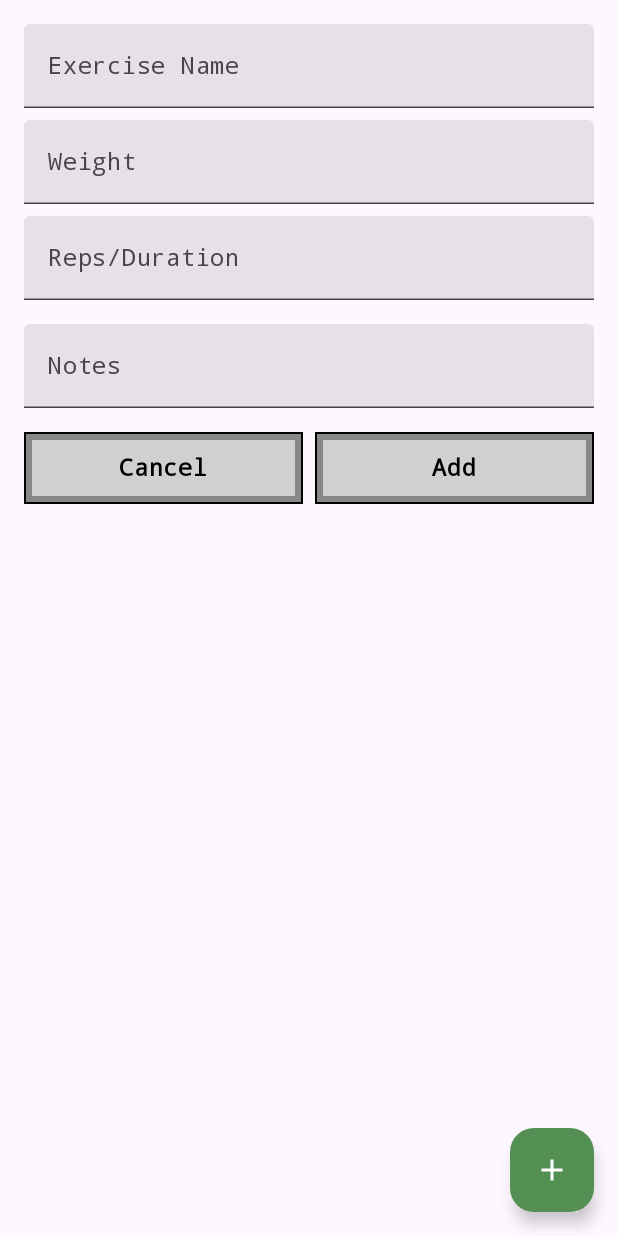
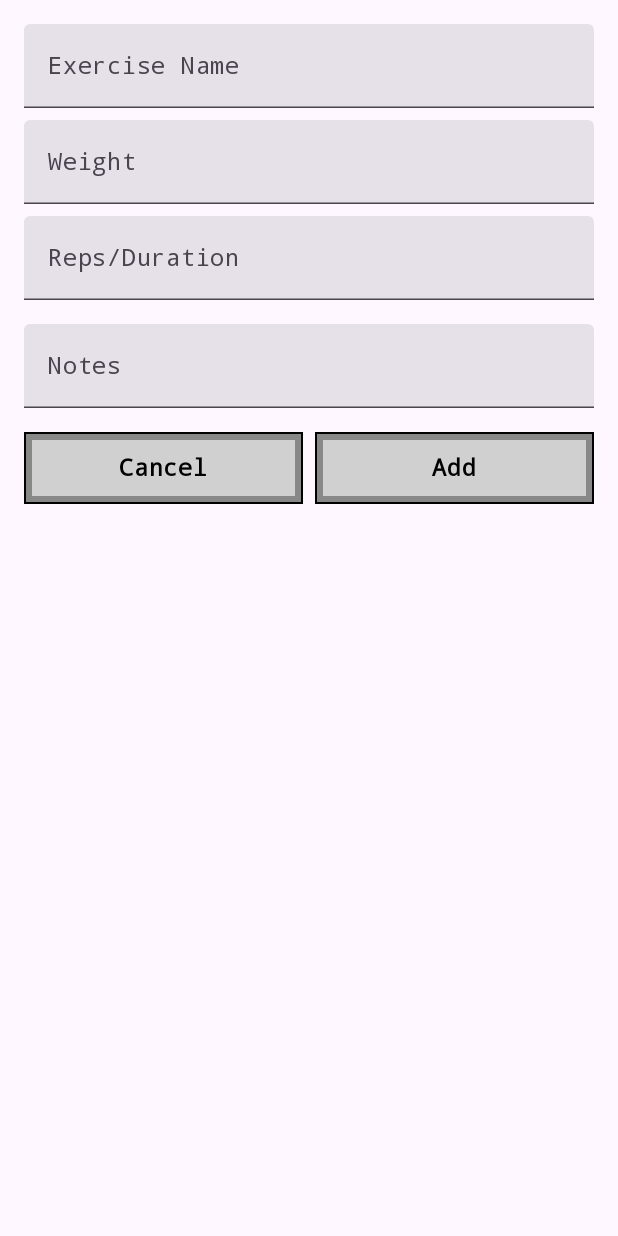
Before and after one commit to adam-paul/workout-tracker, an Android app built with Jetpack Compose: the AddEditExerciseScreen screen opened through its navigation route, on a phone screen of 412 x 824 dp. Run offline under Robolectric (Android 15) with nearby library versions, the phone set to English and light mode, and no system bars; our stand-ins replace Room's generated code; libraries missing offline, so code that uses them is left out: org.burnoutcrew.reorderable; 1 statement that could not run was skipped.

Commit message:
fixed compounding add entry screen bug, added month organizers for log entries

```diff
--- a/app/build.gradle.kts
+++ b/app/build.gradle.kts
@@ -61,6 +61,7 @@ dependencies {
     implementation(libs.androidx.ui.graphics)
     implementation(libs.androidx.ui.tooling.preview)
     implementation(libs.androidx.material3)
+    implementation(libs.androidx.material.icons.extended)
     testImplementation(libs.junit)
     androidTestImplementation(libs.androidx.junit)
     androidTestImplementation(libs.androidx.espresso.core)
--- a/app/src/main/java/com/example/workouttracker/MainActivity.kt
+++ b/app/src/main/java/com/example/workouttracker/MainActivity.kt
@@ -9,6 +9,10 @@ import androidx.activity.ComponentActivity
 import androidx.activity.compose.setContent
 
 import androidx.compose.animation.AnimatedVisibility
+import androidx.compose.animation.core.FastOutSlowInEasing
+import androidx.compose.animation.core.tween
+import androidx.compose.animation.fadeIn
+import androidx.compose.animation.fadeOut
 import androidx.compose.animation.slideInHorizontally
 import androidx.compose.animation.slideOutHorizontally
 import androidx.compose.foundation.background
@@ -22,6 +26,8 @@ import androidx.compose.material.icons.Icons
 import androidx.compose.material.icons.filled.Add
 import androidx.compose.material.icons.filled.Delete
 import androidx.compose.material.icons.filled.Edit
+import androidx.compose.material.icons.filled.ExpandLess
+import androidx.compose.material.icons.filled.ExpandMore
 import androidx.compose.material.icons.filled.Menu
 import androidx.compose.material3.CardDefaults
 import androidx.compose.material3.*
@@ -57,6 +63,7 @@ import androidx.room.migration.Migration
 import androidx.sqlite.db.SupportSQLiteDatabase
 
 import java.time.LocalDate
+import java.time.YearMonth
 import java.time.format.DateTimeFormatter
 import java.util.Calendar
 
@@ -185,6 +192,39 @@ class ExerciseViewModel(private val dao: ExerciseDao) : ViewModel() {
                 .mapValues { (_, exercises) -> exercises.sortedBy { it.order } }
         }
 
+    val exercisesByMonth: Flow<Map<YearMonth, Map<LocalDate, List<Exercise>>>> = dao.getAllExercises()
+        .map { exercises ->
+            exercises.groupBy { YearMonth.from(LocalDate.parse(it.date)) }
+                .mapValues { (_, monthExercises) ->
+                    monthExercises.groupBy { LocalDate.parse(it.date) }
+                }
+        }
+
+    // Mutable state list to hold expanded months
+    private val _expandedMonths = mutableStateListOf<YearMonth>()
+    val expandedMonths: List<YearMonth> get() = _expandedMonths
+
+    init {
+        // Collect exercisesByMonth to identify and add the most recent month
+        viewModelScope.launch {
+            exercisesByMonth.collect { exercisesByMonthMap ->
+                val mostRecentMonth = exercisesByMonthMap.keys.maxOrNull()
+                if (mostRecentMonth != null && !_expandedMonths.contains(mostRecentMonth)) {
+                    _expandedMonths.add(mostRecentMonth)
+                }
+            }
+        }
+    }
+
+    // Function to toggle the expanded state of a month
+    fun toggleMonth(month: YearMonth) {
+        if (_expandedMonths.contains(month)) {
+            _expandedMonths.remove(month)
+        } else {
+            _expandedMonths.add(month)
+        }
+    }
+
     fun updateWorkoutDate(oldDate: LocalDate, newDate: LocalDate) {
         viewModelScope.launch {
             val exercises = dao.getExercisesByDate(oldDate.toString())
@@ -252,11 +292,24 @@ fun ExerciseTrackerApp(database: ExerciseDatabase) {
     val viewModel: ExerciseViewModel = viewModel(
         factory = ExerciseViewModelFactory(database.exerciseDao())
     )
+    var currentRoute by remember { mutableStateOf("main") }
+
+    navController.addOnDestinationChangedListener { _, destination, _ ->
+        currentRoute = destination.route ?: ""
+    }
+
+    val screensWithoutFAB = listOf("addExercise", "editExercise")
 
     Scaffold(
         floatingActionButton = {
+            AnimatedVisibility(
+                visible = screensWithoutFAB.none { currentRoute.startsWith(it) },
+                enter = fadeIn(animationSpec = tween(durationMillis = 300, easing = FastOutSlowInEasing)),
+                exit = fadeOut(animationSpec = tween(durationMillis = 300, easing = FastOutSlowInEasing))
+            ) {
                 FloatingActionButton(onClick = { navController.navigate("addExercise") }) {
                     Icon(Icons.Default.Add, contentDescription = "Add Workout")
+                }
             }
         }
     ) { innerPadding ->
@@ -266,9 +319,13 @@ fun ExerciseTrackerApp(database: ExerciseDatabase) {
             modifier = Modifier.padding(innerPadding)
         ) {
             composable("main") {
-                val exercisesByDate by viewModel.exercisesByDate.collectAsState(initial = emptyMap())
+                val exercisesByMonth by viewModel.exercisesByMonth.collectAsState(initial = emptyMap())
                 MainScreen(
-                    exercisesByDate = exercisesByDate,
+                    exercisesByMonth = exercisesByMonth,
+                    expandedMonths = viewModel.expandedMonths,
+                    onToggleMonth = { month ->
+                        viewModel.toggleMonth(month)
+                    },
                     onDateSelected = { date ->
                         navController.navigate("dateScreen/${date}")
                     },
@@ -366,7 +423,9 @@ fun ExerciseTrackerApp(database: ExerciseDatabase) {
 
 @Composable
 fun MainScreen(
-    exercisesByDate: Map<LocalDate, List<Exercise>>,
+    exercisesByMonth: Map<YearMonth, Map<LocalDate, List<Exercise>>>,
+    expandedMonths: List<YearMonth>,
+    onToggleMonth: (YearMonth) -> Unit,
     onDateSelected: (LocalDate) -> Unit,
     onDeleteWorkout: (LocalDate) -> Unit,
     onEditWorkoutDate: (LocalDate) -> Unit
@@ -383,13 +442,28 @@ fun MainScreen(
         )
         Spacer(modifier = Modifier.height(16.dp))
         LazyColumn(verticalArrangement = Arrangement.spacedBy(8.dp)) {
-            items(exercisesByDate.keys.sortedDescending()) { date ->
+            exercisesByMonth
+                .keys
+                .sortedDescending()
+                .forEach { month ->
+                    item {
+                        MonthHeader(
+                            month = month,
+                            isExpanded = expandedMonths.contains(month),
+                            onToggle = { onToggleMonth(month) }
+                        )
+                    }
+                    if (expandedMonths.contains(month)) {
+                        val datesInMonth = exercisesByMonth[month] ?: emptyMap()
+                        items(datesInMonth.keys.sortedDescending()) { date ->
                             RetroButton(
                                 onClick = { onDateSelected(date) },
                                 onEdit = { onEditWorkoutDate(date) },
                                 onDelete = { onDeleteWorkout(date) },
-                    text = "${date.format(DateTimeFormatter.ISO_LOCAL_DATE)} | ${exercisesByDate[date]?.size ?: 0} exercises"
+                                text = "${date.format(DateTimeFormatter.ISO_LOCAL_DATE)} | ${datesInMonth[date]?.size ?: 0} exercises"
                             )
+                        }
+                    }
                 }
         }
     }
@@ -401,7 +475,8 @@ fun RetroButton(
     text: String,
     modifier: Modifier = Modifier,
     onEdit: (() -> Unit)? = null,
-    onDelete: (() -> Unit)? = null
+    onDelete: (() -> Unit)? = null,
+    trailingIcon: @Composable (() -> Unit)? = null
 ) {
     var isPressed by remember { mutableStateOf(false) }
     var showActions by remember { mutableStateOf(false) }
@@ -470,10 +545,20 @@ fun RetroButton(
                         )
                     }
             ) {
+                Row(
+                    modifier = Modifier
+                        .fillMaxSize()
+                        .padding(horizontal = 8.dp),
+                    horizontalArrangement = Arrangement.SpaceBetween,
+                    verticalAlignment = Alignment.CenterVertically
+                ) {
+                    Box(
+                        modifier = Modifier.weight(1f),
+                        contentAlignment = Alignment.Center
+                    ) {
                         Text(
                             text = text,
                             modifier = Modifier
-                        .align(Alignment.Center)
                                 .offset {
                                     IntOffset(
                                         x = if (isPressed) 1.dp.roundToPx() else 0,
@@ -484,6 +569,9 @@ fun RetroButton(
                             fontFamily = FontFamily.Monospace,
                             fontWeight = FontWeight.Bold
                         )
+                    }
+                    trailingIcon?.invoke()
+                }
             }
         }
 
@@ -510,6 +598,25 @@ fun RetroButton(
             }
         }
     }
+}
+
+@Composable
+fun MonthHeader(
+    month: YearMonth,
+    isExpanded: Boolean,
+    onToggle: () -> Unit
+) {
+    RetroButton(
+        onClick = onToggle,
+        text = month.format(DateTimeFormatter.ofPattern("MMMM yyyy")),
+        modifier = Modifier.fillMaxWidth(),
+        trailingIcon = {
+            Icon(
+                imageVector = if (isExpanded) Icons.Default.ExpandLess else Icons.Default.ExpandMore,
+                contentDescription = if (isExpanded) "Collapse" else "Expand"
+            )
+        }
+    )
 }
 
 @Composable
--- a/gradle/libs.versions.toml
+++ b/gradle/libs.versions.toml
@@ -10,6 +10,7 @@ activityCompose = "1.9.2"
 composeBom = "2024.09.03"
 lifecycleViewmodelCompose = "2.8.6"
 lifecycleViewModelKtx = "2.8.6"
+materialIconsExtended = "1.5.4"
 navigationCompose = "2.8.2"
 reorderable = "0.9.6"
 roomVersion = "2.6.1"
@@ -19,6 +20,7 @@ uiToolingPreview = "1.7.3"
 androidx-compose-ui-ui-tooling-preview = { module = "androidx.compose.ui:ui-tooling-preview" }
 androidx-core-ktx = { group = "androidx.core", name = "core-ktx", version.ref = "coreKtx" }
 androidx-lifecycle-viewmodel-compose = { module = "androidx.lifecycle:lifecycle-viewmodel-compose", version.ref = "lifecycleViewmodelCompose" }
+androidx-material-icons-extended = { module = "androidx.compose.material:material-icons-extended", version.ref = "materialIconsExtended" }
 androidx-navigation-compose = { module = "androidx.navigation:navigation-compose", version.ref = "navigationCompose" }
 androidx-room-compiler = { module = "androidx.room:room-compiler", version.ref = "roomVersion" }
 androidx-room-ktx = { module = "androidx.room:room-ktx", version.ref = "roomVersion" }
```
Lines whose indentation alone changed are shown as unchanged.
